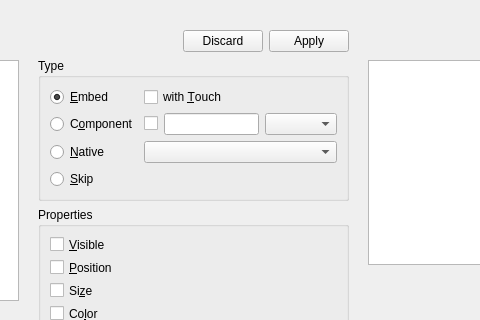
This is src/apps/psdexporter/psdwidget.ui in signal-slot/qtpsd as Qt 5 draws it before an edit; both pictures show x 92 to 572 and y 0 to 320 of the 885 by 598 pixel window. The edited form follows.
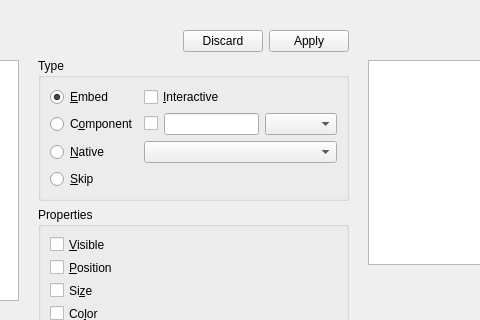
This is the edited form. Custom widgets are drawn as their Qt base class.

Commit message:
Rename "with Touch" to "Interactive" and add missing errorMessage API
- Rename Embed checkbox label from "with Touch" to "Interactive"
- Add errorMessage()/setErrorMessage() to QPsdImporterPlugin to fix
  build failure from Figma importer commits

The edit to the form file:
```diff
--- a/src/apps/psdexporter/psdwidget.ui
+++ b/src/apps/psdexporter/psdwidget.ui
@@ -65,7 +65,7 @@
        <item row="0" column="1">
         <widget class="QCheckBox" name="embedWithTouch">
          <property name="text">
-          <string>with &amp;Touch</string>
+          <string>&amp;Interactive</string>
          </property>
         </widget>
        </item>
```
The commit also changes 1 other file.
